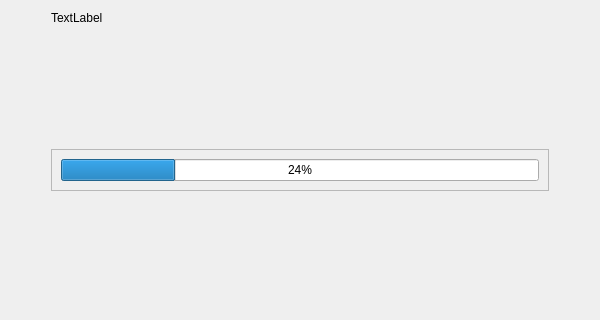
This is src/wayland/convert/QvkConvertDialog_wl.ui in vkohaupt/vokoscreenNG as Qt 5 draws it before an edit. The edited form follows.
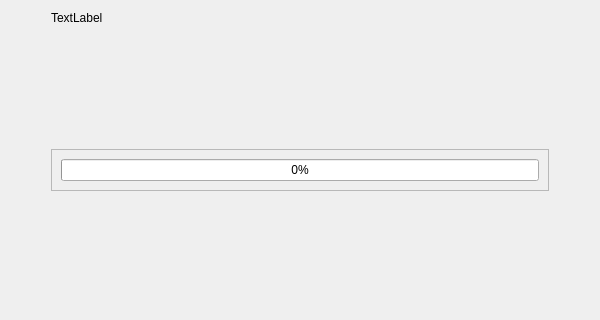
This is the edited form.

Commit message: Wayland: convert dialog

```diff
--- a/src/wayland/convert/QvkConvertDialog_wl.ui
+++ b/src/wayland/convert/QvkConvertDialog_wl.ui
@@ -66,8 +66,14 @@
           <verstretch>0</verstretch>
          </sizepolicy>
         </property>
+        <property name="maximum">
+         <number>100</number>
+        </property>
         <property name="value">
-         <number>24</number>
+         <number>0</number>
+        </property>
+        <property name="alignment">
+         <set>Qt::AlignmentFlag::AlignCenter</set>
         </property>
        </widget>
       </item>
```
The commit also changes 3 other files.
